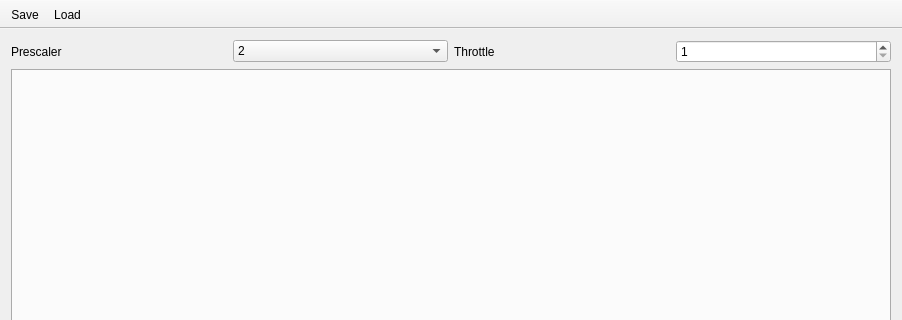
Zoadian/drumduino_old, file drumduino/drumduino.ui: the form before one commit; both pictures show x 0 to 902 and y 0 to 320 of the 902 by 635 pixel window.
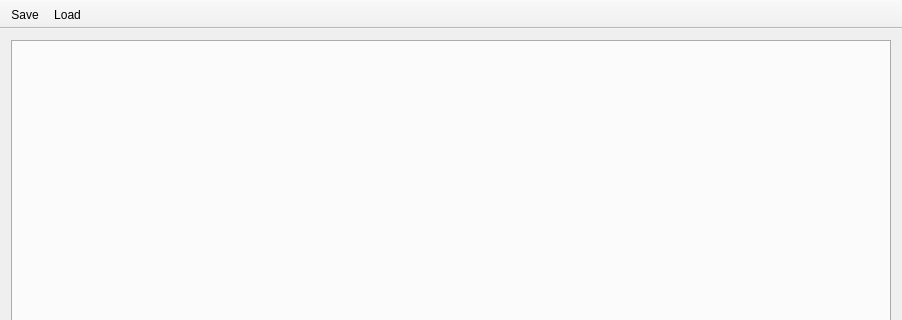
The form after the commit.

Commit message: ui update; curve now used; still not aquiring data fast enough it seems

The edit to the form file:
```diff
--- a/drumduino/drumduino.ui
+++ b/drumduino/drumduino.ui
@@ -15,73 +15,6 @@
   </property>
   <widget class="QWidget" name="centralWidget">
    <layout class="QVBoxLayout" name="verticalLayout">
-    <item>
-     <layout class="QGridLayout" name="gridLayout">
-      <item row="0" column="1">
-       <widget class="QComboBox" name="cbPrescaler">
-        <item>
-         <property name="text">
-          <string>2</string>
-         </property>
-        </item>
-        <item>
-         <property name="text">
-          <string>4</string>
-         </property>
-        </item>
-        <item>
-         <property name="text">
-          <string>8</string>
-         </property>
-        </item>
-        <item>
-         <property name="text">
-          <string>16</string>
-         </property>
-        </item>
-        <item>
-         <property name="text">
-          <string>32</string>
-         </property>
-        </item>
-        <item>
-         <property name="text">
-          <string>64</string>
-         </property>
-        </item>
-        <item>
-         <property name="text">
-          <string>128</string>
-         </property>
-        </item>
-       </widget>
-      </item>
-      <item row="0" column="2">
-       <widget class="QLabel" name="label_2">
-        <property name="text">
-         <string>Throttle</string>
-        </property>
-       </widget>
-      </item>
-      <item row="0" column="0">
-       <widget class="QLabel" name="label">
-        <property name="text">
-         <string>Prescaler</string>
-        </property>
-       </widget>
-      </item>
-      <item row="0" column="3">
-       <widget class="QSpinBox" name="sbThrottle">
-        <property name="minimum">
-         <number>1</number>
-        </property>
-        <property name="maximum">
-         <number>127</number>
-        </property>
-       </widget>
-      </item>
-     </layout>
-    </item>
     <item>
      <widget class="QTabWidget" name="tabWidget"/>
     </item>
```
The commit also changes 6 other files.
